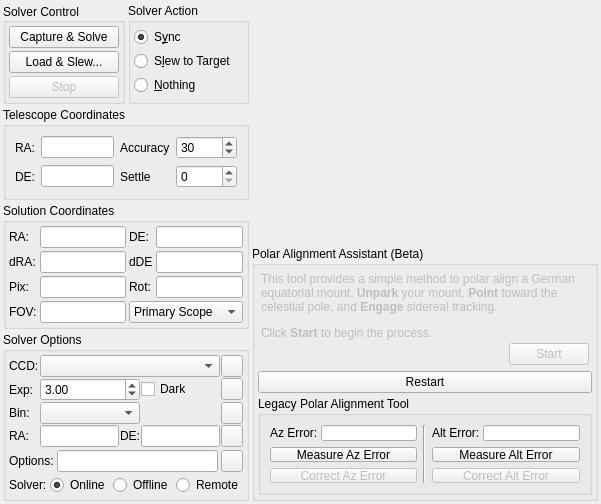
Old version of the form kstars/ekos/align/align.ui in the repository KDE/kstars.
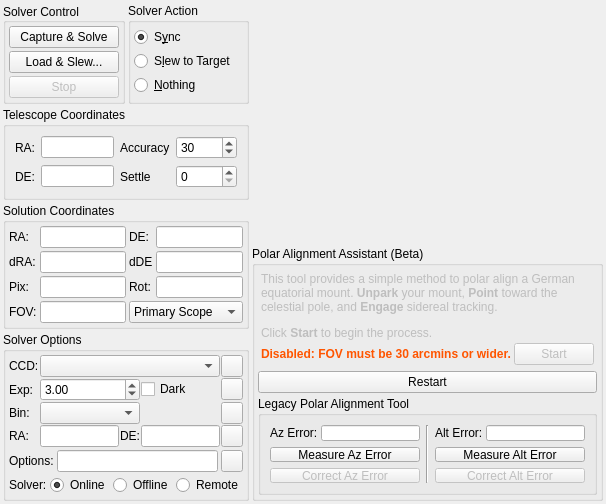
New version of the form. Custom widgets are drawn as their Qt base class.

Commit message: Add an explicit message explaining why PAA tool is disabled as the tooltip enough is not clear

What changed in the file:
```diff
--- a/kstars/ekos/align/align.ui
+++ b/kstars/ekos/align/align.ui
@@ -913,6 +913,16 @@
                 <property name="spacing">
                  <number>3</number>
                 </property>
+                <item>
+                 <widget class="QLabel" name="FOVDisabledLabel">
+                  <property name="text">
+                   <string>&lt;html&gt;&lt;head/&gt;&lt;body&gt;&lt;p&gt;&lt;span style=&quot; font-weight:600; color:#ff5500;&quot;&gt;Disabled: FOV must be 30 arcmins or wider.&lt;/span&gt;&lt;/p&gt;&lt;/body&gt;&lt;/html&gt;</string>
+                  </property>
+                  <property name="textFormat">
+                   <enum>Qt::RichText</enum>
+                  </property>
+                 </widget>
+                </item>
                 <item>
                  <spacer name="horizontalSpacer_5">
                   <property name="orientation">
```
The commit also changes 2 other files.
